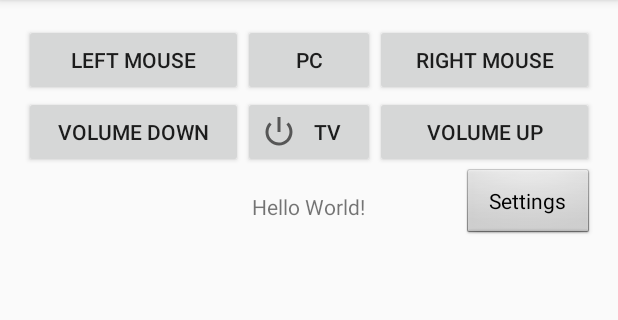
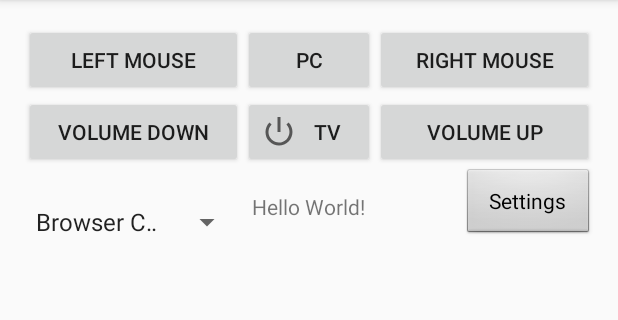
Before and after one commit to billmccartney/Bexley, an Android app: the screen it shows after launch (MainActivity), on a phone screen of 412 x 824 dp, the part 84-404 px from its top. Run offline under Robolectric (Android 15) with nearby library versions, the phone set to English and light mode, and no system bars; 3 statements that could not run were skipped.

Commit message:
Started working on a browser support menu -- enabling many more commands.

```diff
--- a/app/src/main/java/com/thingdone/bill/bexley/MainActivity.java
+++ b/app/src/main/java/com/thingdone/bill/bexley/MainActivity.java
@@ -12,8 +12,10 @@ import android.view.KeyEvent;
 import android.view.MotionEvent;
 import android.view.View;
 import android.view.WindowManager;
+import android.widget.AdapterView;
 import android.widget.Button;
 import android.widget.ProgressBar;
+import android.widget.Spinner;
 import android.widget.TextView;
 
 import com.google.android.gms.appindexing.Action;
@@ -56,7 +58,7 @@ public class MainActivity extends AppCompatActivity {
     private String IR_URL = "http://192.168.150.117/remote/NEC/";
     //50153655/32/";
     private long clickStartMs = 0; //this stores last time a click started
-
+    private boolean spinnerInit = false;
     @Override
     protected void onCreate(Bundle savedInstanceState) {
         super.onCreate(savedInstanceState);
@@ -72,6 +74,7 @@ public class MainActivity extends AppCompatActivity {
         Button buttonLeft = (Button) findViewById(R.id.buttonLeft);
         Button buttonRight = (Button) findViewById(R.id.buttonRight);
         Button buttonSettings = (Button) findViewById(R.id.buttonSettings);
+        final Spinner ExtraButtons = (Spinner)findViewById(R.id.spinnerButton);
         if(sharedPref.getBoolean("hide_volume",false)){
             buttonVolumeDown.setVisibility(View.INVISIBLE);
             buttonVolumeUp.setVisibility(View.INVISIBLE);
@@ -80,6 +83,24 @@ public class MainActivity extends AppCompatActivity {
         //FIXME -- we should be only allowing other threads to make the network connections...
         StrictMode.ThreadPolicy policy = new StrictMode.ThreadPolicy.Builder().permitAll().build();
         StrictMode.setThreadPolicy(policy);
+        ExtraButtons.setOnItemSelectedListener(new AdapterView.OnItemSelectedListener() {
+            public void onItemSelected(AdapterView<?> adapterView, View view, int i, long l) {
+                // Your code here
+                if(spinnerInit) {
+                    if(!ExtraButtons.getSelectedItem().toString().equals("Browser Commands")) {
+                        Log.i(LOG_TAG, "Down " + ExtraButtons.getSelectedItem().toString());
+                        ExtraButtons.setSelection(0);
+                    }
+
+                }
+                spinnerInit = true;
+
+            }
+
+            public void onNothingSelected(AdapterView<?> adapterView) {
+                return;
+            }
+        });
         //FIXME - the keyboard is always visible from this -- not sure if it's a good way
         //FIXME - the keyboard is only visible when in vertical orientation. I consider it a feature right now, but I have no idea why that happens
         this.getWindow().setSoftInputMode(WindowManager.LayoutParams.SOFT_INPUT_STATE_ALWAYS_VISIBLE);
--- a/app/src/main/res/layout/activity_main.xml
+++ b/app/src/main/res/layout/activity_main.xml
@@ -95,4 +95,13 @@
         android:layout_above="@+id/buttonTVOff"
         android:layout_centerHorizontal="true" />
 
+    <Spinner
+        android:layout_width="match_parent"
+        android:layout_height="wrap_content"
+        android:id="@+id/spinnerButton"
+        android:layout_alignBottom="@+id/buttonSettings"
+        android:layout_alignParentStart="true"
+        android:layout_toStartOf="@+id/buttonTVOff"
+        android:entries="@array/ExtraButtons" />
+
 </RelativeLayout>
--- a/app/src/main/res/values/strings.xml
+++ b/app/src/main/res/values/strings.xml
@@ -25,6 +25,16 @@
         <item>1</item>
         <item>0</item>
         <item>-1</item>
+    </string-array>
+
+    <string-array name="ExtraButtons">
+        <item>Browser Commands</item>
+        <item>Escape</item>
+        <item>Back</item>
+        <item>Next</item>
+        <item>Close Tab</item>
+        <item>New Tab</item>
+        <item>UnClose Tab</item>
     </string-array>
 
     <!-- Example settings for Data & Sync
```
